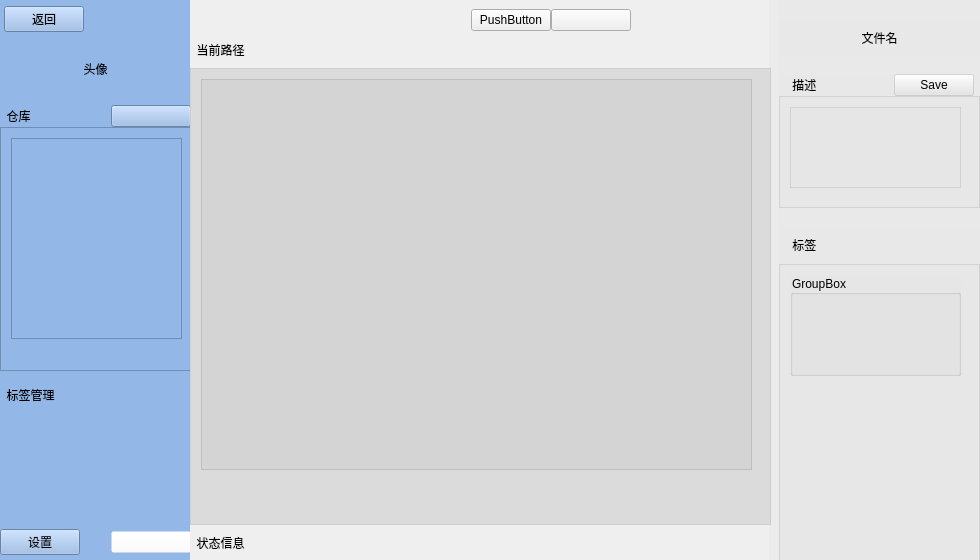
This is FileManager/UI/Main.ui in Mr-Wes/PythonProjects as Qt 5 draws it before an edit. The edited form follows.
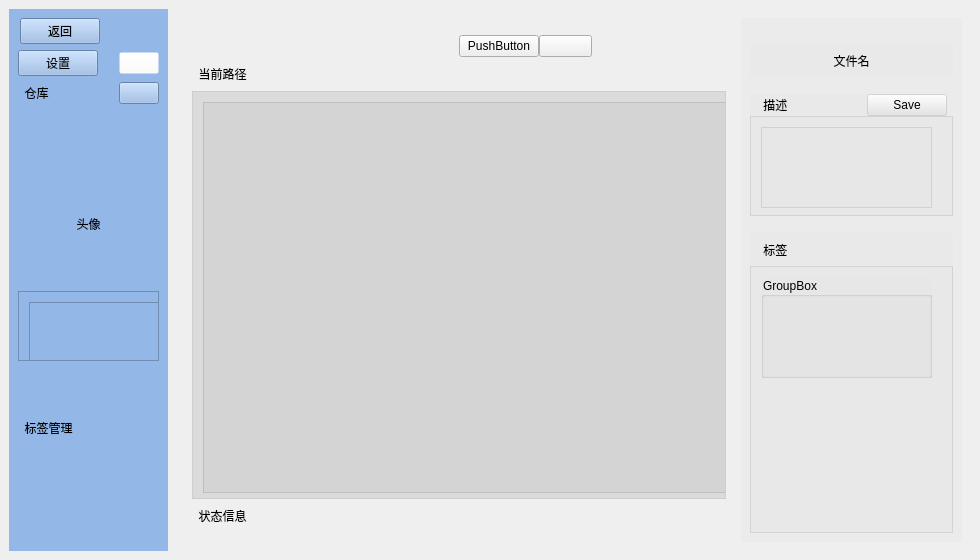
This is the edited form. Icons and pictures are not drawn.

Diff of the .ui file:
```diff
--- a/FileManager/UI/Main.ui
+++ b/FileManager/UI/Main.ui
@@ -23,44 +23,13 @@
    <string notr="true"/>
   </property>
   <widget class="QWidget" name="centralwidget">
-   <widget class="QWidget" name="widget" native="true">
-    <property name="geometry">
-     <rect>
-      <x>0</x>
-      <y>0</y>
-      <width>190</width>
-      <height>560</height>
-     </rect>
-    </property>
+   <layout class="QHBoxLayout" name="horizontalLayout_2" stretch="1,5">
+    <item>
+     <widget class="QWidget" name="widget_1" native="true">
     <property name="styleSheet">
      <string notr="true">background-color: rgb(147, 183, 231);</string>
     </property>
-    <widget class="QWidget" name="layoutWidget">
-     <property name="geometry">
-      <rect>
-       <x>0</x>
-       <y>0</y>
-       <width>191</width>
-       <height>561</height>
-      </rect>
-     </property>
-     <layout class="QVBoxLayout" name="meanLayout" stretch="1,4,2,8,2,4,40,2,4,20,4,1">
-      <property name="spacing">
-       <number>0</number>
-      </property>
-      <item>
-       <spacer name="verticalSpacer_5">
-        <property name="orientation">
-         <enum>Qt::Vertical</enum>
-        </property>
-        <property name="sizeHint" stdset="0">
-         <size>
-          <width>20</width>
-          <height>40</height>
-         </size>
-        </property>
-       </spacer>
-      </item>
+      <layout class="QVBoxLayout" name="verticalLayout">
       <item>
        <layout class="QHBoxLayout" name="horizontalLayout_3" stretch="1,5,30">
         <item>
@@ -99,40 +68,45 @@
        </layout>
       </item>
       <item>
-       <spacer name="verticalSpacer_6">
+        <layout class="QHBoxLayout" name="horizontalLayout_5">
+         <item>
+          <widget class="QPushButton" name="bt_mean_seting">
+           <property name="text">
+            <string>设置</string>
+           </property>
+          </widget>
+         </item>
+         <item>
+          <spacer name="horizontalSpacer_5">
         <property name="orientation">
-         <enum>Qt::Vertical</enum>
+            <enum>Qt::Horizontal</enum>
         </property>
         <property name="sizeHint" stdset="0">
          <size>
-          <width>20</width>
-          <height>40</height>
+             <width>40</width>
+             <height>20</height>
          </size>
         </property>
        </spacer>
       </item>
       <item>
-       <widget class="QLabel" name="lb_mean_icon">
+          <widget class="QPushButton" name="bt_mean_exit">
+           <property name="styleSheet">
+            <string notr="true">background-image: url(:/b_exit.png);
+border-color: rgba(255, 255, 255, 0);
+background-color: rgba(255, 255, 255, 0);
+background-position:center;
+background-repeat:no-repeat;</string>
+           </property>
         <property name="text">
-         <string>头像</string>
-        </property>
-        <property name="alignment">
-         <set>Qt::AlignCenter</set>
+            <string/>
+           </property>
+           <property name="autoRepeat">
+            <bool>false</bool>
         </property>
        </widget>
       </item>
-      <item>
-       <spacer name="verticalSpacer_7">
-        <property name="orientation">
-         <enum>Qt::Vertical</enum>
-        </property>
-        <property name="sizeHint" stdset="0">
-         <size>
-          <width>20</width>
-          <height>40</height>
-         </size>
-        </property>
-       </spacer>
+        </layout>
       </item>
       <item>
        <layout class="QHBoxLayout" name="horizontalLayout_4" stretch="1,5,1">
@@ -164,7 +138,7 @@
 background-repeat:no-repeat;</string>
           </property>
           <property name="text">
-           <string>        </string>
+            <string/>
           </property>
           <property name="iconSize">
            <size>
@@ -176,6 +150,55 @@
         </item>
        </layout>
       </item>
+       <item>
+        <spacer name="verticalSpacer_5">
+         <property name="orientation">
+          <enum>Qt::Vertical</enum>
+         </property>
+         <property name="sizeHint" stdset="0">
+          <size>
+           <width>20</width>
+           <height>45</height>
+          </size>
+         </property>
+        </spacer>
+       </item>
+       <item>
+        <spacer name="verticalSpacer_6">
+         <property name="orientation">
+          <enum>Qt::Vertical</enum>
+         </property>
+         <property name="sizeHint" stdset="0">
+          <size>
+           <width>20</width>
+           <height>45</height>
+          </size>
+         </property>
+        </spacer>
+       </item>
+       <item>
+        <widget class="QLabel" name="lb_mean_icon">
+         <property name="text">
+          <string>头像</string>
+         </property>
+         <property name="alignment">
+          <set>Qt::AlignCenter</set>
+         </property>
+        </widget>
+       </item>
+       <item>
+        <spacer name="verticalSpacer_7">
+         <property name="orientation">
+          <enum>Qt::Vertical</enum>
+         </property>
+         <property name="sizeHint" stdset="0">
+          <size>
+           <width>20</width>
+           <height>45</height>
+          </size>
+         </property>
+        </spacer>
+       </item>
       <item>
        <widget class="QScrollArea" name="sa_mean_reps">
         <property name="widgetResizable">
@@ -186,8 +209,8 @@
           <rect>
            <x>0</x>
            <y>0</y>
-           <width>187</width>
-           <height>240</height>
+            <width>139</width>
+            <height>69</height>
           </rect>
          </property>
          <widget class="QListView" name="lv_mean_reps">
@@ -211,7 +234,7 @@
         <property name="sizeHint" stdset="0">
          <size>
           <width>20</width>
-          <height>40</height>
+           <height>45</height>
          </size>
         </property>
        </spacer>
@@ -231,52 +254,11 @@
         <property name="sizeHint" stdset="0">
          <size>
           <width>20</width>
-          <height>40</height>
+           <height>45</height>
          </size>
         </property>
        </spacer>
       </item>
-      <item>
-       <layout class="QHBoxLayout" name="horizontalLayout_5">
-        <item>
-         <widget class="QPushButton" name="bt_mean_seting">
-          <property name="text">
-           <string>设置</string>
-          </property>
-         </widget>
-        </item>
-        <item>
-         <spacer name="horizontalSpacer_5">
-          <property name="orientation">
-           <enum>Qt::Horizontal</enum>
-          </property>
-          <property name="sizeHint" stdset="0">
-           <size>
-            <width>40</width>
-            <height>20</height>
-           </size>
-          </property>
-         </spacer>
-        </item>
-        <item>
-         <widget class="QPushButton" name="bt_mean_exit">
-          <property name="styleSheet">
-           <string notr="true">background-image: url(:/b_exit.png);
-border-color: rgba(255, 255, 255, 0);
-background-color: rgba(255, 255, 255, 0);
-background-position:center;
-background-repeat:no-repeat;</string>
-          </property>
-          <property name="text">
-           <string>        </string>
-          </property>
-          <property name="autoRepeat">
-           <bool>false</bool>
-          </property>
-         </widget>
-        </item>
-       </layout>
-      </item>
       <item>
        <spacer name="verticalSpacer_9">
         <property name="orientation">
@@ -285,23 +267,16 @@
         <property name="sizeHint" stdset="0">
          <size>
           <width>20</width>
-          <height>40</height>
+           <height>45</height>
          </size>
         </property>
        </spacer>
       </item>
      </layout>
     </widget>
-   </widget>
+    </item>
+    <item>
    <widget class="QWidget" name="widget_2" native="true">
-    <property name="geometry">
-     <rect>
-      <x>190</x>
-      <y>0</y>
-      <width>790</width>
-      <height>560</height>
-     </rect>
-    </property>
     <property name="sizePolicy">
      <sizepolicy hsizetype="Preferred" vsizetype="Preferred">
       <horstretch>0</horstretch>
@@ -314,27 +289,199 @@
 background-position:center;
 background-size:790px,560px</string>
     </property>
+      <layout class="QHBoxLayout" name="horizontalLayout_7" stretch="5,2">
+       <item>
+        <widget class="QWidget" name="widget_4" native="true">
+         <layout class="QVBoxLayout" name="mainLayout" stretch="1,2,1,2,1,50,1,1,1">
+          <property name="spacing">
+           <number>0</number>
+          </property>
+          <item>
+           <spacer name="verticalSpacer_11">
+            <property name="orientation">
+             <enum>Qt::Vertical</enum>
+            </property>
+            <property name="sizeHint" stdset="0">
+             <size>
+              <width>20</width>
+              <height>40</height>
+             </size>
+            </property>
+           </spacer>
+          </item>
+          <item>
+           <layout class="QHBoxLayout" name="horizontalLayout_6" stretch="20,4,4,10">
+            <item>
+             <spacer name="horizontalSpacer_8">
+              <property name="orientation">
+               <enum>Qt::Horizontal</enum>
+              </property>
+              <property name="sizeHint" stdset="0">
+               <size>
+                <width>40</width>
+                <height>20</height>
+               </size>
+              </property>
+             </spacer>
+            </item>
+            <item>
+             <widget class="QPushButton" name="bt_main_show_card">
+              <property name="text">
+               <string>PushButton</string>
+              </property>
+             </widget>
+            </item>
+            <item>
+             <widget class="QPushButton" name="bt_main_show_list">
+              <property name="styleSheet">
+               <string notr="true">background-image: url(:/b_liststyle2.png);
+background-position:center;
+background-repeat:no-repeat;</string>
+              </property>
+              <property name="text">
+               <string/>
+              </property>
+              <property name="iconSize">
+               <size>
+                <width>20</width>
+                <height>20</height>
+               </size>
+              </property>
+             </widget>
+            </item>
+            <item>
+             <spacer name="horizontalSpacer_6">
+              <property name="orientation">
+               <enum>Qt::Horizontal</enum>
+              </property>
+              <property name="sizeHint" stdset="0">
+               <size>
+                <width>40</width>
+                <height>20</height>
+               </size>
+              </property>
+             </spacer>
+            </item>
+           </layout>
+          </item>
+          <item>
+           <spacer name="verticalSpacer_12">
+            <property name="orientation">
+             <enum>Qt::Vertical</enum>
+            </property>
+            <property name="sizeHint" stdset="0">
+             <size>
+              <width>20</width>
+              <height>40</height>
+             </size>
+            </property>
+           </spacer>
+          </item>
+          <item>
+           <widget class="QLabel" name="lb_main_path">
+            <property name="text">
+             <string>  当前路径</string>
+            </property>
+           </widget>
+          </item>
+          <item>
+           <spacer name="verticalSpacer_13">
+            <property name="orientation">
+             <enum>Qt::Vertical</enum>
+            </property>
+            <property name="sizeHint" stdset="0">
+             <size>
+              <width>20</width>
+              <height>40</height>
+             </size>
+            </property>
+           </spacer>
+          </item>
+          <item>
+           <widget class="QScrollArea" name="sa_main_fileList">
+            <property name="sizePolicy">
+             <sizepolicy hsizetype="Preferred" vsizetype="Preferred">
+              <horstretch>0</horstretch>
+              <verstretch>0</verstretch>
+             </sizepolicy>
+            </property>
+            <property name="styleSheet">
+             <string notr="true">background-color: rgba(218, 218, 218, 100);</string>
+            </property>
+            <property name="frameShape">
+             <enum>QFrame::StyledPanel</enum>
+            </property>
+            <property name="widgetResizable">
+             <bool>true</bool>
+            </property>
+            <widget class="QWidget" name="scrollAreaWidgetContents_4">
+             <property name="geometry">
+              <rect>
+               <x>0</x>
+               <y>0</y>
+               <width>548</width>
+               <height>423</height>
+              </rect>
+             </property>
+             <property name="styleSheet">
+              <string notr="true">background-color: rgba(202, 202, 202, 100);</string>
+             </property>
+             <widget class="QListView" name="lv_main_fileList">
+              <property name="geometry">
+               <rect>
+                <x>10</x>
+                <y>10</y>
+                <width>551</width>
+                <height>391</height>
+               </rect>
+              </property>
+             </widget>
+            </widget>
+           </widget>
+          </item>
+          <item>
+           <spacer name="verticalSpacer_14">
+            <property name="orientation">
+             <enum>Qt::Vertical</enum>
+            </property>
+            <property name="sizeHint" stdset="0">
+             <size>
+              <width>20</width>
+              <height>40</height>
+             </size>
+            </property>
+           </spacer>
+          </item>
+          <item>
+           <widget class="QLabel" name="lb_main_status">
+            <property name="text">
+             <string>  状态信息</string>
+            </property>
+           </widget>
+          </item>
+          <item>
+           <spacer name="verticalSpacer_10">
+            <property name="orientation">
+             <enum>Qt::Vertical</enum>
+            </property>
+            <property name="sizeHint" stdset="0">
+             <size>
+              <width>20</width>
+              <height>40</height>
+             </size>
+            </property>
+           </spacer>
+          </item>
+         </layout>
+        </widget>
+       </item>
+       <item>
     <widget class="QWidget" name="widget_3" native="true">
-     <property name="geometry">
-      <rect>
-       <x>579</x>
-       <y>0</y>
-       <width>211</width>
-       <height>560</height>
-      </rect>
-     </property>
      <property name="styleSheet">
       <string notr="true">background-color: rgba(229, 229, 229, 100);</string>
      </property>
-     <widget class="QWidget" name="layoutWidget_3">
-      <property name="geometry">
-       <rect>
-        <x>10</x>
-        <y>0</y>
-        <width>201</width>
-        <height>561</height>
-       </rect>
-      </property>
+         <layout class="QVBoxLayout" name="verticalLayout_2">
+          <item>
       <layout class="QVBoxLayout" name="detailLayout" stretch="1,2,1,2,6,1,2,16">
        <property name="spacing">
         <number>0</number>
@@ -416,8 +563,8 @@
            <rect>
             <x>0</x>
             <y>0</y>
-            <width>197</width>
-            <height>106</height>
+                 <width>199</width>
+                 <height>95</height>
            </rect>
           </property>
           <widget class="QTextEdit" name="tf_detail_describr">
@@ -466,8 +613,8 @@
            <rect>
             <x>0</x>
             <y>0</y>
-            <width>197</width>
-            <height>287</height>
+                 <width>199</width>
+                 <height>258</height>
            </rect>
           </property>
           <widget class="QGroupBox" name="gb1">
@@ -487,200 +634,14 @@
         </widget>
        </item>
       </layout>
-     </widget>
-    </widget>
-    <widget class="QWidget" name="layoutWidget_2">
-     <property name="geometry">
-      <rect>
-       <x>0</x>
-       <y>0</y>
-       <width>581</width>
-       <height>561</height>
-      </rect>
-     </property>
-     <layout class="QVBoxLayout" name="mainLayout" stretch="1,2,1,2,1,50,1,1,1">
-      <property name="spacing">
-       <number>0</number>
-      </property>
-      <item>
-       <spacer name="verticalSpacer_11">
-        <property name="orientation">
-         <enum>Qt::Vertical</enum>
-        </property>
-        <property name="sizeHint" stdset="0">
-         <size>
-          <width>20</width>
-          <height>40</height>
-         </size>
-        </property>
-       </spacer>
-      </item>
-      <item>
-       <layout class="QHBoxLayout" name="horizontalLayout_6" stretch="20,4,4,10">
-        <item>
-         <spacer name="horizontalSpacer_8">
-          <property name="orientation">
-           <enum>Qt::Horizontal</enum>
-          </property>
-          <property name="sizeHint" stdset="0">
-           <size>
-            <width>40</width>
-            <height>20</height>
-           </size>
-          </property>
-         </spacer>
-        </item>
-        <item>
-         <widget class="QPushButton" name="bt_main_show_card">
-          <property name="text">
-           <string>PushButton</string>
-          </property>
-         </widget>
-        </item>
-        <item>
-         <widget class="QPushButton" name="bt_main_show_list">
-          <property name="styleSheet">
-           <string notr="true">background-image: url(:/b_liststyle2.png);
-background-position:center;
-background-repeat:no-repeat;</string>
-          </property>
-          <property name="text">
-           <string>        </string>
-          </property>
-          <property name="iconSize">
-           <size>
-            <width>20</width>
-            <height>20</height>
-           </size>
-          </property>
-         </widget>
-        </item>
-        <item>
-         <spacer name="horizontalSpacer_6">
-          <property name="orientation">
-           <enum>Qt::Horizontal</enum>
-          </property>
-          <property name="sizeHint" stdset="0">
-           <size>
-            <width>40</width>
-            <height>20</height>
-           </size>
-          </property>
-         </spacer>
-        </item>
-       </layout>
-      </item>
-      <item>
-       <spacer name="verticalSpacer_12">
-        <property name="orientation">
-         <enum>Qt::Vertical</enum>
-        </property>
-        <property name="sizeHint" stdset="0">
-         <size>
-          <width>20</width>
-          <height>40</height>
-         </size>
-        </property>
-       </spacer>
-      </item>
-      <item>
-       <widget class="QLabel" name="lb_main_path">
-        <property name="text">
-         <string>  当前路径</string>
-        </property>
-       </widget>
-      </item>
-      <item>
-       <spacer name="verticalSpacer_13">
-        <property name="orientation">
-         <enum>Qt::Vertical</enum>
-        </property>
-        <property name="sizeHint" stdset="0">
-         <size>
-          <width>20</width>
-          <height>40</height>
-         </size>
-        </property>
-       </spacer>
-      </item>
-      <item>
-       <widget class="QScrollArea" name="sa_main_fileList">
-        <property name="sizePolicy">
-         <sizepolicy hsizetype="Preferred" vsizetype="Preferred">
-          <horstretch>0</horstretch>
-          <verstretch>0</verstretch>
-         </sizepolicy>
-        </property>
-        <property name="styleSheet">
-         <string notr="true">background-color: rgba(218, 218, 218, 100);</string>
-        </property>
-        <property name="frameShape">
-         <enum>QFrame::StyledPanel</enum>
-        </property>
-        <property name="widgetResizable">
-         <bool>true</bool>
-        </property>
-        <widget class="QWidget" name="scrollAreaWidgetContents_4">
-         <property name="geometry">
-          <rect>
-           <x>0</x>
-           <y>0</y>
-           <width>577</width>
-           <height>456</height>
-          </rect>
-         </property>
-         <property name="styleSheet">
-          <string notr="true">background-color: rgba(202, 202, 202, 100);</string>
-         </property>
-         <widget class="QListView" name="lv_main_fileList">
-          <property name="geometry">
-           <rect>
-            <x>10</x>
-            <y>10</y>
-            <width>551</width>
-            <height>391</height>
-           </rect>
-          </property>
-         </widget>
-        </widget>
-       </widget>
-      </item>
-      <item>
-       <spacer name="verticalSpacer_14">
-        <property name="orientation">
-         <enum>Qt::Vertical</enum>
-        </property>
-        <property name="sizeHint" stdset="0">
-         <size>
-          <width>20</width>
-          <height>40</height>
-         </size>
-        </property>
-       </spacer>
-      </item>
-      <item>
-       <widget class="QLabel" name="lb_main_status">
-        <property name="text">
-         <string>  状态信息</string>
-        </property>
-       </widget>
-      </item>
-      <item>
-       <spacer name="verticalSpacer_10">
-        <property name="orientation">
-         <enum>Qt::Vertical</enum>
-        </property>
-        <property name="sizeHint" stdset="0">
-         <size>
-          <width>20</width>
-          <height>40</height>
-         </size>
-        </property>
-       </spacer>
-      </item>
-     </layout>
-    </widget>
-   </widget>
+          </item>
+         </layout>
+        </widget>
+       </item>
+      </layout>
+     </widget>
+    </item>
+   </layout>
   </widget>
  </widget>
  <resources>
```
Left out of the diff: 19 changed lines with no effect on the pictures. Lines whose indentation alone changed are shown as unchanged.
